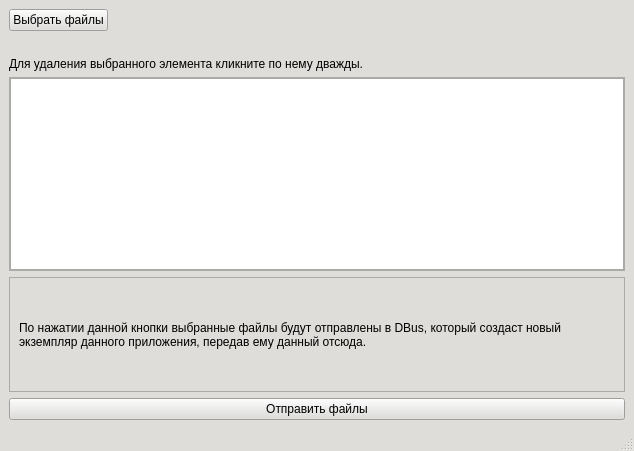
This is mainwindow.ui in synalice/synfilesharingDemo as Qt 5 draws it before an edit. The edited form follows.
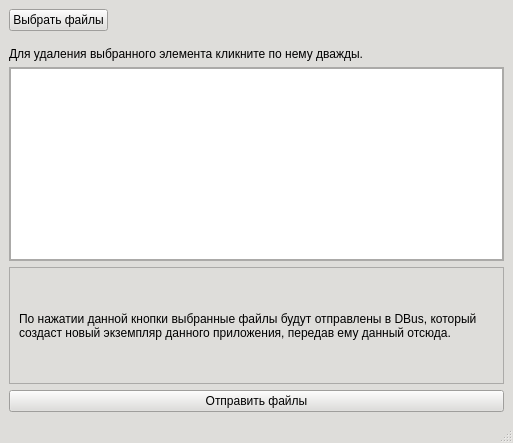
This is the edited form.

Commit message: medium: add close button on ReceivedFiles window

The edit to the form file:
```diff
--- a/mainwindow.ui
+++ b/mainwindow.ui
@@ -6,8 +6,8 @@
    <rect>
     <x>0</x>
     <y>0</y>
-    <width>634</width>
-    <height>451</height>
+    <width>513</width>
+    <height>443</height>
    </rect>
   </property>
   <property name="palette">
@@ -519,7 +519,7 @@
       <property name="sizeHint" stdset="0">
        <size>
         <width>0</width>
-        <height>20</height>
+        <height>10</height>
        </size>
       </property>
      </spacer>
@@ -541,8 +541,8 @@
         <rect>
          <x>0</x>
          <y>0</y>
-         <width>614</width>
-         <height>184</height>
+         <width>493</width>
+         <height>185</height>
         </rect>
        </property>
        <layout class="QVBoxLayout" name="verticalLayout_4">
@@ -579,8 +579,8 @@
             <rect>
              <x>0</x>
              <y>0</y>
-             <width>610</width>
-             <height>78</height>
+             <width>489</width>
+             <height>79</height>
             </rect>
            </property>
            <layout class="QVBoxLayout" name="verticalLayout_3">
```
Left out of the diff: 2 changed lines with no effect on the pictures. The commit also changes 4 other files.
